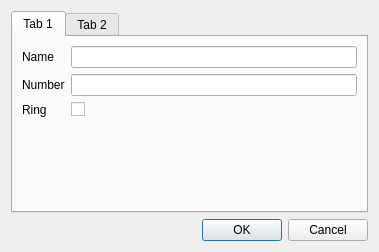
Old version of the form src/dtmfcontactdialog.ui in the repository hmatuschek/qdmr.
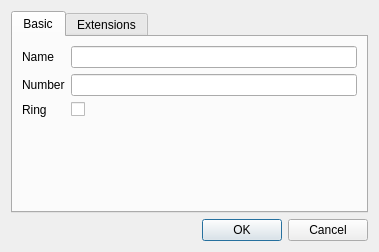
New version of the form. Custom widgets are drawn as their Qt base class.

Patch:
```diff
--- a/src/dtmfcontactdialog.ui
+++ b/src/dtmfcontactdialog.ui
@@ -21,7 +21,7 @@
      </property>
      <widget class="QWidget" name="basicTab">
       <attribute name="title">
-       <string>Tab 1</string>
+       <string>Basic</string>
       </attribute>
       <layout class="QFormLayout" name="formLayout">
        <item row="0" column="0">
@@ -58,7 +58,7 @@
      </widget>
      <widget class="ExtensionView" name="extensionView">
       <attribute name="title">
-       <string>Tab 2</string>
+       <string>Extensions</string>
       </attribute>
      </widget>
     </widget>
```
